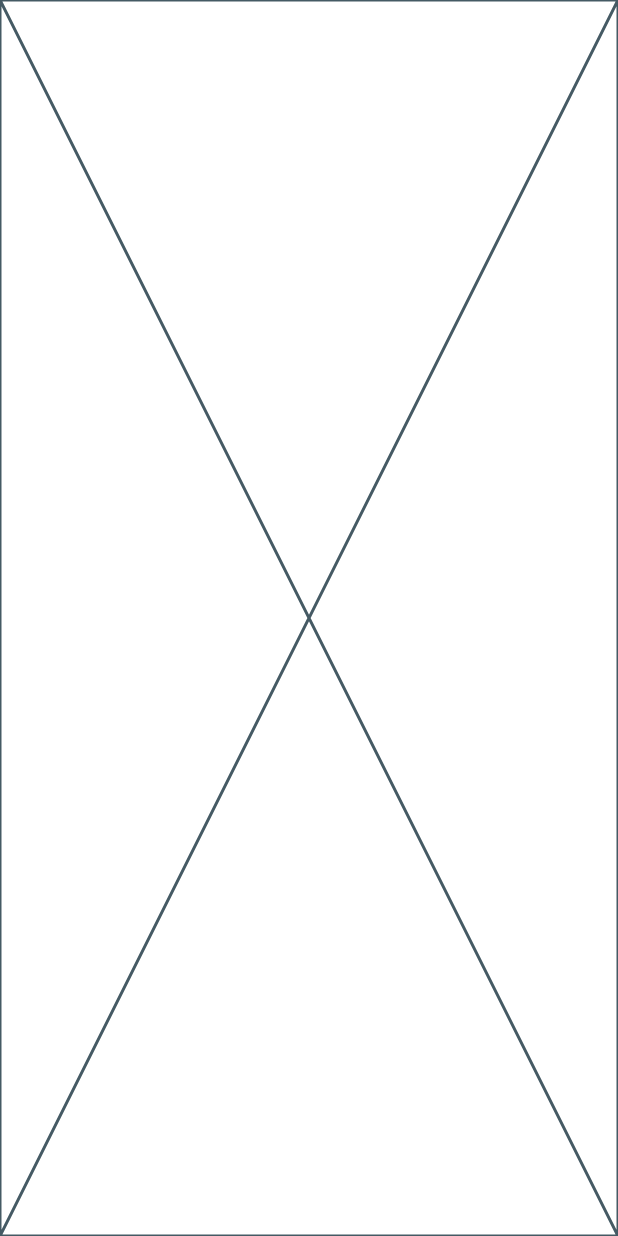
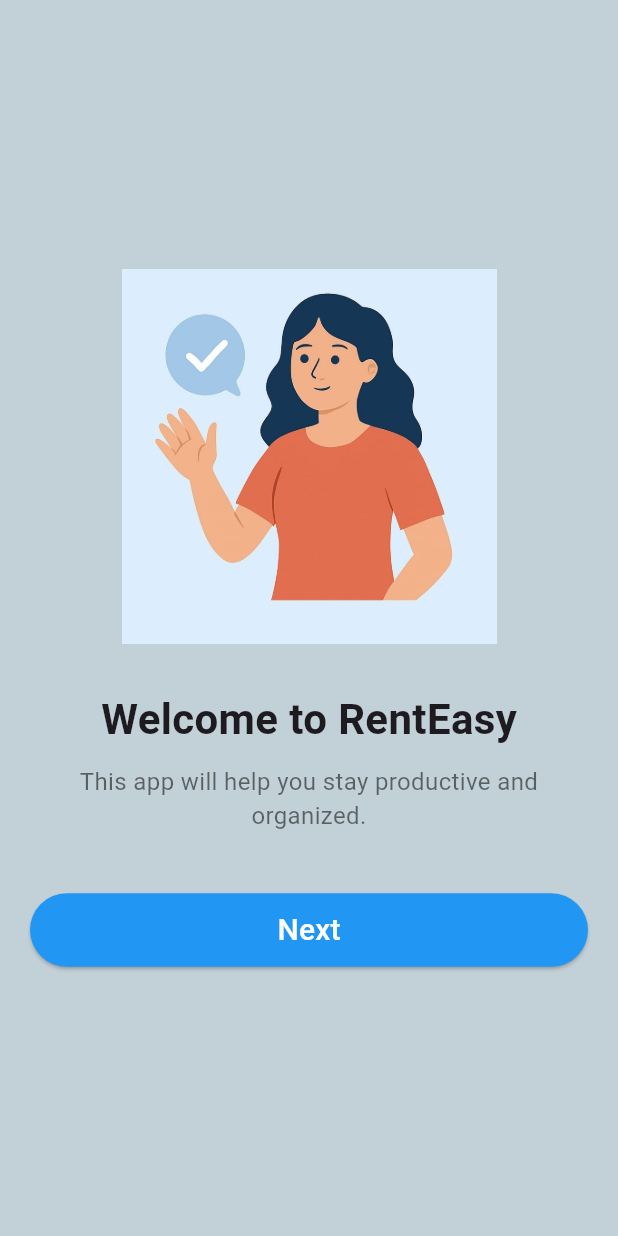
Before and after one commit to Deepa131/room_rental, a Flutter app: the screen it shows after launch, on a phone screen of 412 x 824 dp. Run offline on Flutter 3.47's test engine with Material 3 defaults, Android fonts, the phone set to English and light mode, and no system bars.

Commit message:
Onboarding screen done

```diff
--- a/lib/app.dart
+++ b/lib/app.dart
@@ -1,4 +1,5 @@
 import 'package:flutter/material.dart';
+import 'package:room_rental/screens/onboardingone_screen.dart';
 import 'package:room_rental/screens/splash_screen.dart';
 
 class App extends StatelessWidget {
@@ -7,7 +8,7 @@
   @override
   Widget build(BuildContext context) {
     return MaterialApp(
-    home: SplashScreen(),
+    home: OnboardingOneScreen(),
     //   home: RichtextScreen(),
 
     );
--- /dev/null
+++ b/lib/screens/onboardingone_screen.dart
@@ -0,0 +1,56 @@
+import 'package:flutter/material.dart';
+import '../widgets/my_button.dart';
+import 'onboardingtwo_screen.dart';
+
+class OnboardingOneScreen extends StatefulWidget {
+  const OnboardingOneScreen({super.key});
+
+  @override
+  State<OnboardingOneScreen> createState() => _OnboardingOneScreenState();
+}
+
+class _OnboardingOneScreenState extends State<OnboardingOneScreen> {
+  @override
+  Widget build(BuildContext context) {
+    return Scaffold(
+      backgroundColor: const Color.fromARGB(255, 194, 208, 215),
+      body: Padding(
+        padding: const EdgeInsets.all(20),
+        child: Column(
+          mainAxisAlignment: MainAxisAlignment.center,
+          children: [
+            Image.asset(
+              "assets/images/image2.jpg",
+              height: 250,
+            ),
+            const SizedBox(height: 30),
+            const Text(
+              "Welcome to RentEasy",
+              style: TextStyle(fontSize: 28, fontWeight: FontWeight.bold),
+            ),
+            const SizedBox(height: 10),
+            const Text(
+              "This app will help you stay productive and organized.",
+              textAlign: TextAlign.center,
+              style: TextStyle(fontSize: 16, color: Colors.black54),
+            ),
+            const SizedBox(height: 40),
+
+            MyButton(
+              text: "Next",
+              color: Colors.blue,
+              onPressed: () {
+                Navigator.push(
+                  context,
+                  MaterialPageRoute(
+                    builder: (context) => const OnboardingtwoScreen(),
+                  ),
+                );
+              },
+            ),
+          ],
+        ),
+      ),
+    );
+  }
+}
--- a/pubspec.yaml
+++ b/pubspec.yaml
@@ -58,9 +58,9 @@
   uses-material-design: true
 
   # To add assets to your application, add an assets section, like this:
-  # assets:
-  #   - images/a_dot_burr.jpeg
-  #   - images/a_dot_ham.jpeg
+  assets:
+    - assets/images/
+    - assets/icons/
 
   # An image asset can refer to one or more resolution-specific "variants", see
   # https://flutter.dev/to/resolution-aware-images
```
Also changed, not shown: lib/screens/onboardingthree_screen.dart (added, +85 -0 lines), lib/screens/onboardingtwo_screen.dart (added, +96 -0 lines), lib/widgets/role_card.dart (added, +82 -0 lines), assets/images/image2.jpg (added), lib/screens/onboarding_screen.dart (deleted).
